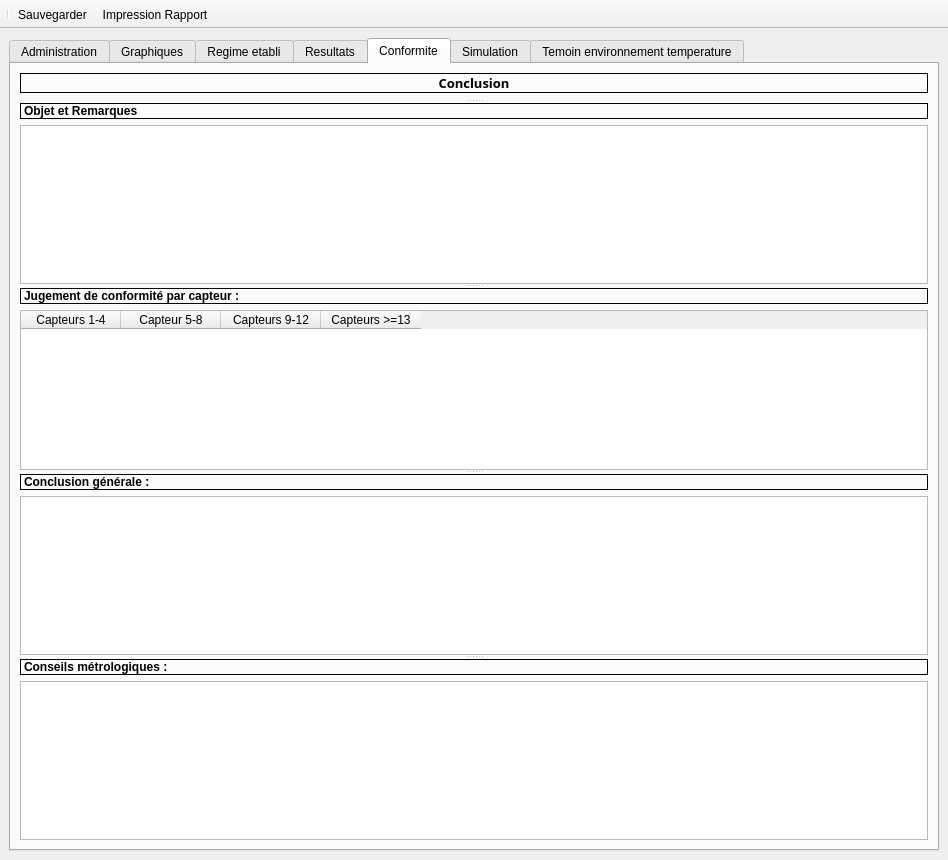
This is Modules/Cartographie/GUI/Visu_Modif/Interface_Centrales_Visu_Modif.ui in Pepou/Administration_2 as Qt 5 draws it before an edit. The edited form follows.
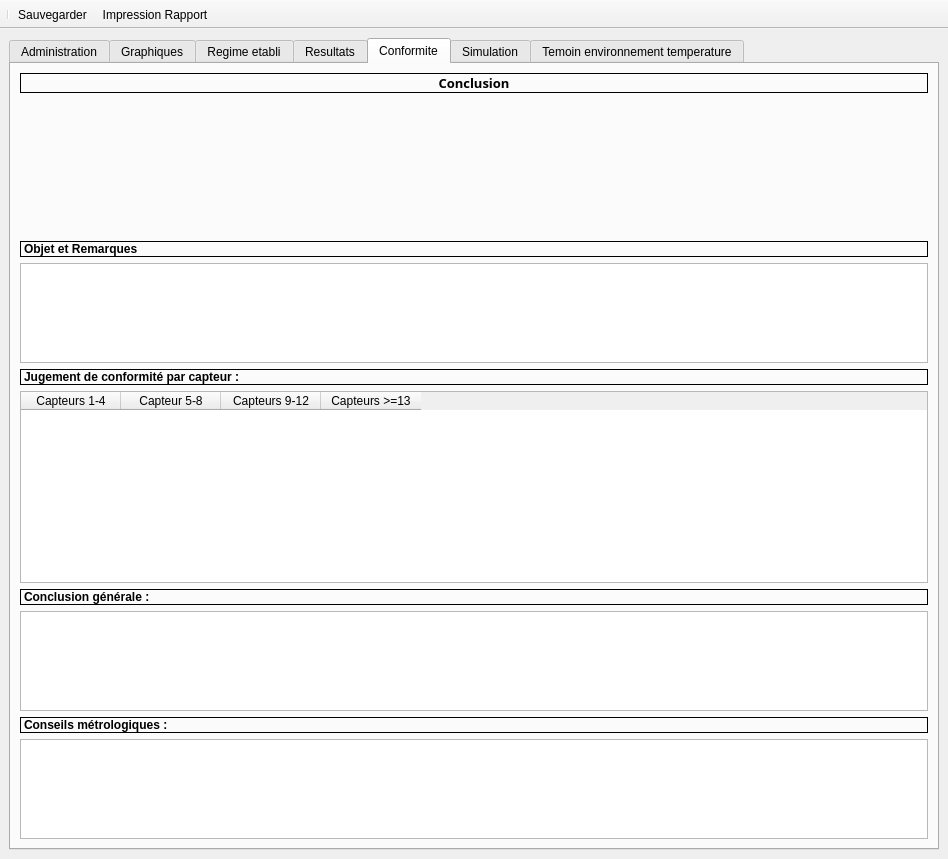
This is the edited form. The open tabs and pages were chosen to show the change. Icons and pictures are not drawn. Custom widgets are drawn as their Qt base class.

```diff
--- a/Modules/Cartographie/GUI/Visu_Modif/Interface_Centrales_Visu_Modif.ui
+++ b/Modules/Cartographie/GUI/Visu_Modif/Interface_Centrales_Visu_Modif.ui
@@ -7,7 +7,7 @@
     <x>0</x>
     <y>0</y>
     <width>948</width>
-    <height>860</height>
+    <height>859</height>
    </rect>
   </property>
   <property name="windowTitle">
@@ -1176,11 +1176,6 @@
        </attribute>
        <layout class="QVBoxLayout" name="verticalLayout_14">
         <item>
-         <widget class="QSplitter" name="splitter_2">
-          <property name="orientation">
-           <enum>Qt::Vertical</enum>
-          </property>
-          <widget class="QWidget" name="layoutWidget">
            <layout class="QVBoxLayout" name="verticalLayout_9">
             <item>
              <widget class="QLabel" name="label_21">
@@ -1221,11 +1216,20 @@
              </widget>
             </item>
            </layout>
-          </widget>
-          <widget class="QWidget" name="layoutWidget">
+        </item>
+        <item>
            <layout class="QVBoxLayout" name="verticalLayout_10">
+          <property name="sizeConstraint">
+           <enum>QLayout::SetFixedSize</enum>
+          </property>
             <item>
              <widget class="QLabel" name="label_22">
+            <property name="sizePolicy">
+             <sizepolicy hsizetype="Preferred" vsizetype="Fixed">
+              <horstretch>0</horstretch>
+              <verstretch>0</verstretch>
+             </sizepolicy>
+            </property>
               <property name="frameShape">
                <enum>QFrame::Box</enum>
               </property>
@@ -1237,17 +1241,26 @@
             <item>
              <widget class="QTextEdit" name="textEdit_objet_remarques">
               <property name="sizePolicy">
-               <sizepolicy hsizetype="Expanding" vsizetype="Expanding">
+             <sizepolicy hsizetype="Expanding" vsizetype="Ignored">
                 <horstretch>0</horstretch>
                 <verstretch>0</verstretch>
                </sizepolicy>
               </property>
+            <property name="minimumSize">
+             <size>
+              <width>0</width>
+              <height>100</height>
+             </size>
+            </property>
              </widget>
             </item>
            </layout>
-          </widget>
-          <widget class="QWidget" name="layoutWidget">
+        </item>
+        <item>
            <layout class="QVBoxLayout" name="verticalLayout_11">
+          <property name="sizeConstraint">
+           <enum>QLayout::SetDefaultConstraint</enum>
+          </property>
             <item>
              <widget class="QLabel" name="label_23">
               <property name="frameShape">
@@ -1292,11 +1305,20 @@
              </widget>
             </item>
            </layout>
-          </widget>
-          <widget class="QWidget" name="layoutWidget">
+        </item>
+        <item>
            <layout class="QVBoxLayout" name="verticalLayout_12">
+          <property name="sizeConstraint">
+           <enum>QLayout::SetFixedSize</enum>
+          </property>
             <item>
              <widget class="QLabel" name="label_24">
+            <property name="sizePolicy">
+             <sizepolicy hsizetype="Preferred" vsizetype="Fixed">
+              <horstretch>0</horstretch>
+              <verstretch>0</verstretch>
+             </sizepolicy>
+            </property>
               <property name="frameShape">
                <enum>QFrame::Box</enum>
               </property>
@@ -1308,19 +1330,34 @@
             <item>
              <widget class="QTextEdit" name="textEdit_conclusion_generale">
               <property name="sizePolicy">
-               <sizepolicy hsizetype="Expanding" vsizetype="Expanding">
+             <sizepolicy hsizetype="Expanding" vsizetype="Ignored">
                 <horstretch>0</horstretch>
                 <verstretch>0</verstretch>
                </sizepolicy>
               </property>
+            <property name="minimumSize">
+             <size>
+              <width>0</width>
+              <height>100</height>
+             </size>
+            </property>
              </widget>
             </item>
            </layout>
-          </widget>
-          <widget class="QWidget" name="layoutWidget">
+        </item>
+        <item>
            <layout class="QVBoxLayout" name="verticalLayout_13">
+          <property name="sizeConstraint">
+           <enum>QLayout::SetFixedSize</enum>
+          </property>
             <item>
              <widget class="QLabel" name="label_25">
+            <property name="sizePolicy">
+             <sizepolicy hsizetype="Preferred" vsizetype="Fixed">
+              <horstretch>0</horstretch>
+              <verstretch>0</verstretch>
+             </sizepolicy>
+            </property>
               <property name="frameShape">
                <enum>QFrame::Box</enum>
               </property>
@@ -1332,16 +1369,20 @@
             <item>
              <widget class="QTextEdit" name="textEdit_conseils">
               <property name="sizePolicy">
-               <sizepolicy hsizetype="Expanding" vsizetype="Expanding">
+             <sizepolicy hsizetype="Expanding" vsizetype="Ignored">
                 <horstretch>0</horstretch>
                 <verstretch>0</verstretch>
                </sizepolicy>
               </property>
+            <property name="minimumSize">
+             <size>
+              <width>0</width>
+              <height>100</height>
+             </size>
+            </property>
              </widget>
             </item>
            </layout>
-          </widget>
-         </widget>
         </item>
        </layout>
       </widget>
```
Lines whose indentation alone changed are shown as unchanged.
